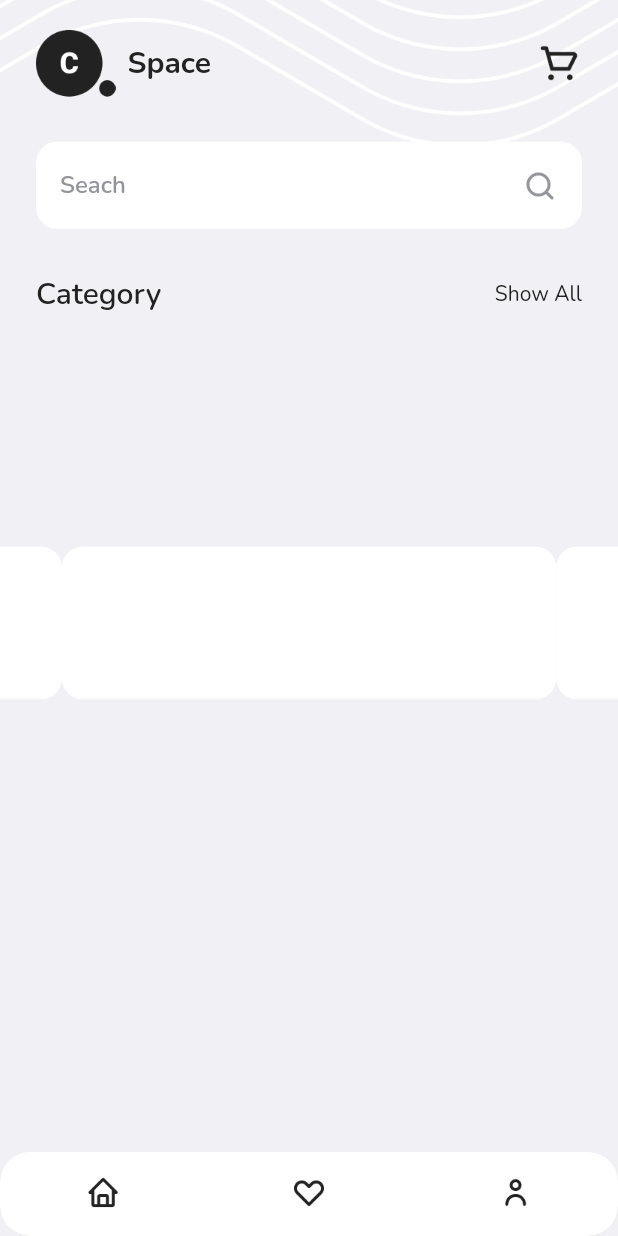
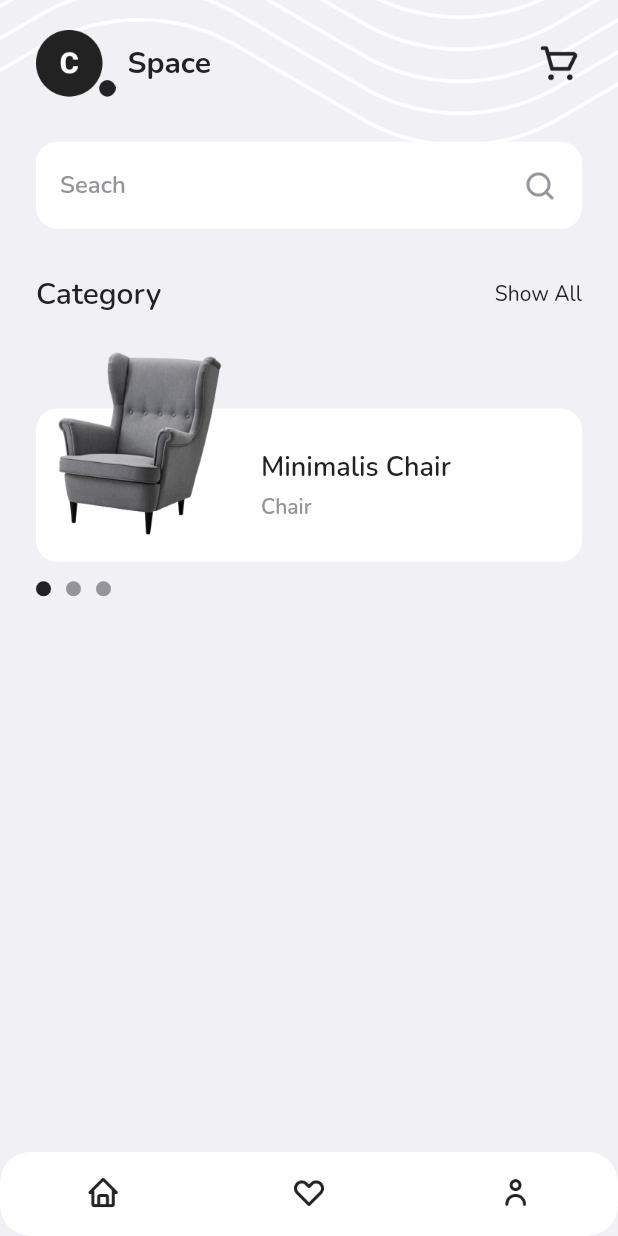
Before and after one commit to khoerodin/flutter-furniture-store-app, a Flutter app: the HomePage screen opened by its route, on a phone screen of 412 x 824 dp. Run offline on Flutter 3.47's test engine with Material 2 defaults, Android fonts, the phone set to English and light mode, and no system bars; drawn by our look-alikes of carousel_slider; our stand-ins replace fluttertoast, google_fonts.

Commit message:
Home Page Category Part II

```diff
--- a/lib/pages/home_category_item.dart
+++ b/lib/pages/home_category_item.dart
@@ -28,7 +28,38 @@ class HomeCategoryItem extends StatelessWidget {
                 color: kWhiteColor,
                 borderRadius: BorderRadius.circular(14),
               ),
+              child: Row(
+                children: [
+                  const SizedBox(width: 150),
+                  Column(
+                    crossAxisAlignment: CrossAxisAlignment.start,
+                    mainAxisAlignment: MainAxisAlignment.center,
+                    children: [
+                      Text(
+                        title,
+                        style: blackTextStyle.copyWith(
+                          fontSize: 18,
+                          fontWeight: semiBold,
+                        ),
+                      ),
+                      const SizedBox(
+                        height: 4,
+                      ),
+                      Text(
+                        subTitle,
+                        style: greyTextStyle.copyWith(
+                          fontWeight: semiBold,
+                        ),
+                      )
+                    ],
+                  )
+                ],
+              ),
             ),
+          ),
+          Image.asset(
+            imageURL,
+            height: 122,
           )
         ],
       ),
--- a/lib/pages/home_page.dart
+++ b/lib/pages/home_page.dart
@@ -3,8 +3,15 @@ import 'package:flutter/material.dart';
 import 'package:space/pages/home_category_item.dart';
 import 'package:space/theme.dart';
 
-class HomePage extends StatelessWidget {
+class HomePage extends StatefulWidget {
   const HomePage({super.key});
+
+  @override
+  State<HomePage> createState() => _HomePageState();
+}
+
+class _HomePageState extends State<HomePage> {
+  int categoryIndex = 0;
 
   @override
   Widget build(BuildContext context) {
@@ -142,20 +149,77 @@ class HomePage extends StatelessWidget {
 
                 // NOTE: CATEGORY CAROUSEL
                 Container(
-                  margin: const EdgeInsets.only(
-                    top: 25,
-                  ),
+                  margin: const EdgeInsets.only(top: 25),
                   child: CarouselSlider(
                     items: const [
                       HomeCategoryItem(
                         title: 'Minimalis Chair',
                         subTitle: 'Chair',
-                        imageURL: 'assets/image_category1.png',
-                      )
+                        imageURL: 'assets/image_product_category1.png',
+                      ),
+                      HomeCategoryItem(
+                        title: 'Minimalis Table',
+                        subTitle: 'Table',
+                        imageURL: 'assets/image_product_category2.png',
+                      ),
+                      HomeCategoryItem(
+                        title: 'Minimalis Chair',
+                        subTitle: 'Chair',
+                        imageURL: 'assets/image_product_category3.png',
+                      ),
                     ],
-                    options: CarouselOptions(),
+                    options: CarouselOptions(
+                      height: 140,
+                      enableInfiniteScroll: false,
+                      viewportFraction: 1,
+                      onPageChanged: (index, reason) {
+                        setState(() {
+                          categoryIndex = index;
+                        });
+                      },
+                    ),
                   ),
-                )
+                ),
+
+                // NOTE: CATEGORY CAROUSEL INDICATOR
+                Container(
+                  margin: const EdgeInsets.only(
+                    top: 13,
+                    left: 24,
+                    right: 24,
+                  ),
+                  child: Row(
+                    children: [
+                      Container(
+                        width: 10,
+                        height: 10,
+                        margin: const EdgeInsets.only(right: 10),
+                        decoration: BoxDecoration(
+                          shape: BoxShape.circle,
+                          color: categoryIndex == 0 ? kBlackColor : kGreyColor,
+                        ),
+                      ),
+                      Container(
+                        width: 10,
+                        height: 10,
+                        margin: const EdgeInsets.only(right: 10),
+                        decoration: BoxDecoration(
+                          shape: BoxShape.circle,
+                          color: categoryIndex == 1 ? kBlackColor : kGreyColor,
+                        ),
+                      ),
+                      Container(
+                        width: 10,
+                        height: 10,
+                        margin: const EdgeInsets.only(right: 10),
+                        decoration: BoxDecoration(
+                          shape: BoxShape.circle,
+                          color: categoryIndex == 2 ? kBlackColor : kGreyColor,
+                        ),
+                      ),
+                    ],
+                  ),
+                ),
               ],
             )
           ],
```
